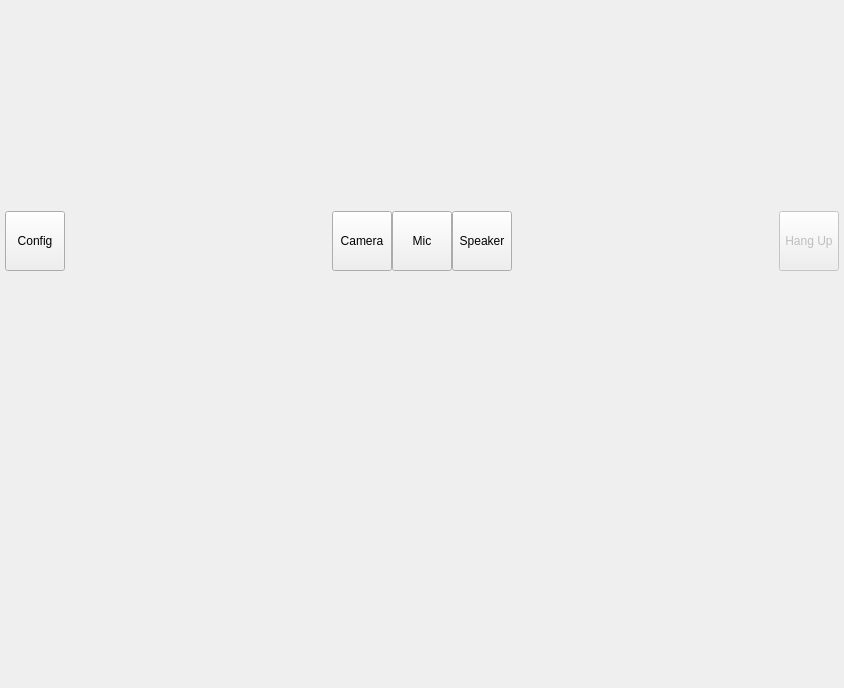
Qt form opentera_webrtc_robot_gui/src/ui/MainWindow.ui (introlab/opentera-webrtc-ros) before a commit.
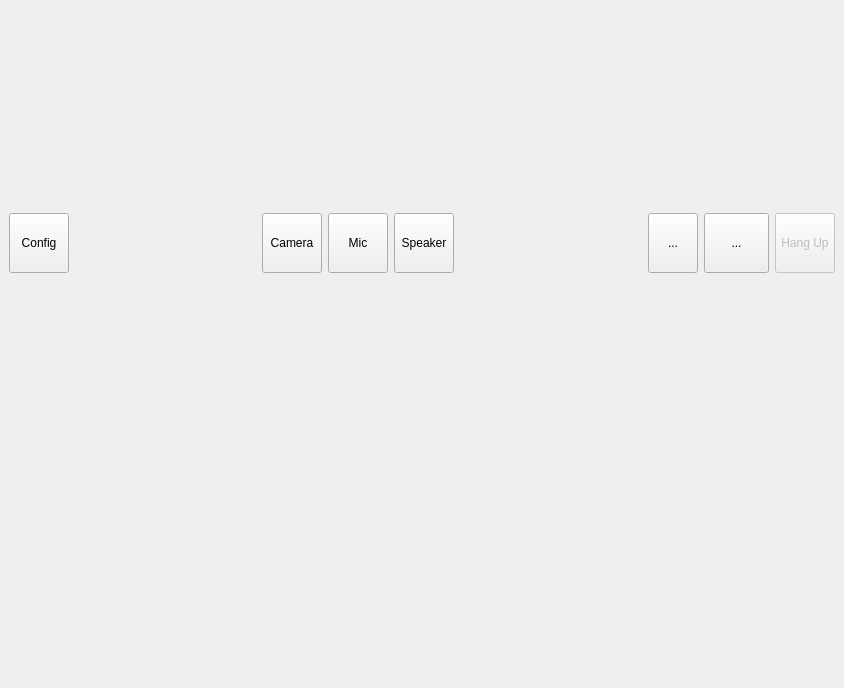
The same form after that commit.

Diff of the .ui file:
```diff
--- a/opentera_webrtc_robot_gui/src/ui/MainWindow.ui
+++ b/opentera_webrtc_robot_gui/src/ui/MainWindow.ui
@@ -56,45 +56,7 @@
         <height>75</height>
        </size>
       </property>
-      <layout class="QHBoxLayout" name="horizontalLayout_3">
-       <property name="spacing">
-        <number>0</number>
-       </property>
-       <property name="sizeConstraint">
-        <enum>QLayout::SetDefaultConstraint</enum>
-       </property>
-       <property name="leftMargin">
-        <number>0</number>
-       </property>
-       <property name="topMargin">
-        <number>0</number>
-       </property>
-       <property name="rightMargin">
-        <number>0</number>
-       </property>
-       <property name="bottomMargin">
-        <number>0</number>
-       </property>
-       <item>
         <layout class="QHBoxLayout" name="horizontalLayout">
-         <property name="spacing">
-          <number>0</number>
-         </property>
-         <property name="sizeConstraint">
-          <enum>QLayout::SetDefaultConstraint</enum>
-         </property>
-         <property name="leftMargin">
-          <number>5</number>
-         </property>
-         <property name="topMargin">
-          <number>5</number>
-         </property>
-         <property name="rightMargin">
-          <number>5</number>
-         </property>
-         <property name="bottomMargin">
-          <number>5</number>
-         </property>
          <item>
           <widget class="QPushButton" name="configButton">
            <property name="minimumSize">
@@ -127,7 +89,7 @@
            </property>
            <property name="sizeHint" stdset="0">
             <size>
-             <width>40</width>
+           <width>210</width>
              <height>20</height>
             </size>
            </property>
@@ -215,12 +177,62 @@
            </property>
            <property name="sizeHint" stdset="0">
             <size>
-             <width>40</width>
+           <width>210</width>
              <height>20</height>
             </size>
            </property>
           </spacer>
          </item>
+       <item>
+        <widget class="QToolButton" name="networkButton">
+         <property name="minimumSize">
+          <size>
+           <width>50</width>
+           <height>60</height>
+          </size>
+         </property>
+         <property name="maximumSize">
+          <size>
+           <width>50</width>
+           <height>60</height>
+          </size>
+         </property>
+         <property name="text">
+          <string>...</string>
+         </property>
+         <property name="iconSize">
+          <size>
+           <width>40</width>
+           <height>40</height>
+          </size>
+         </property>
+        </widget>
+       </item>
+       <item>
+        <widget class="QToolButton" name="batteryButton">
+         <property name="minimumSize">
+          <size>
+           <width>65</width>
+           <height>60</height>
+          </size>
+         </property>
+         <property name="maximumSize">
+          <size>
+           <width>65</width>
+           <height>60</height>
+          </size>
+         </property>
+         <property name="text">
+          <string>...</string>
+         </property>
+         <property name="iconSize">
+          <size>
+           <width>40</width>
+           <height>40</height>
+          </size>
+         </property>
+        </widget>
+       </item>
          <item>
           <widget class="QPushButton" name="hangUpButton">
            <property name="enabled">
@@ -248,8 +260,6 @@
             </size>
            </property>
           </widget>
-         </item>
-        </layout>
        </item>
       </layout>
      </widget>
```
Lines whose indentation alone changed are shown as unchanged.
